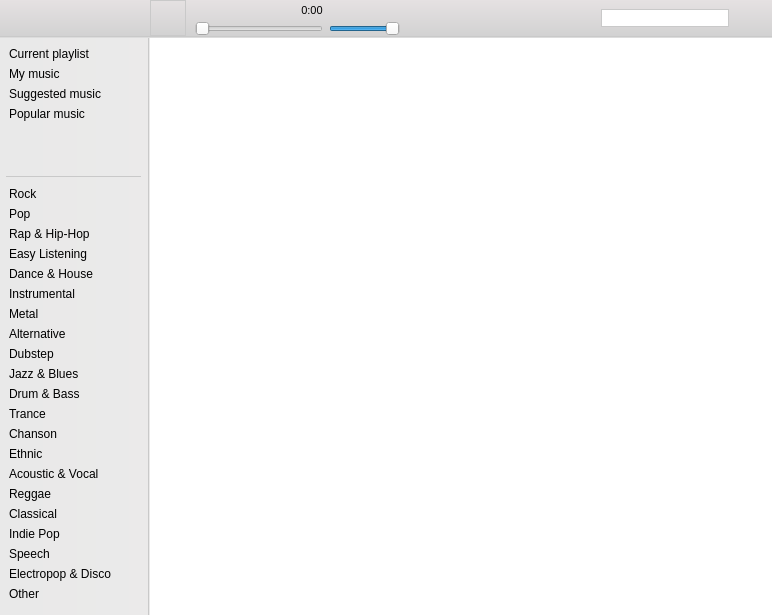
Old version of the form playerwidget.ui in the repository Amixp/flow.
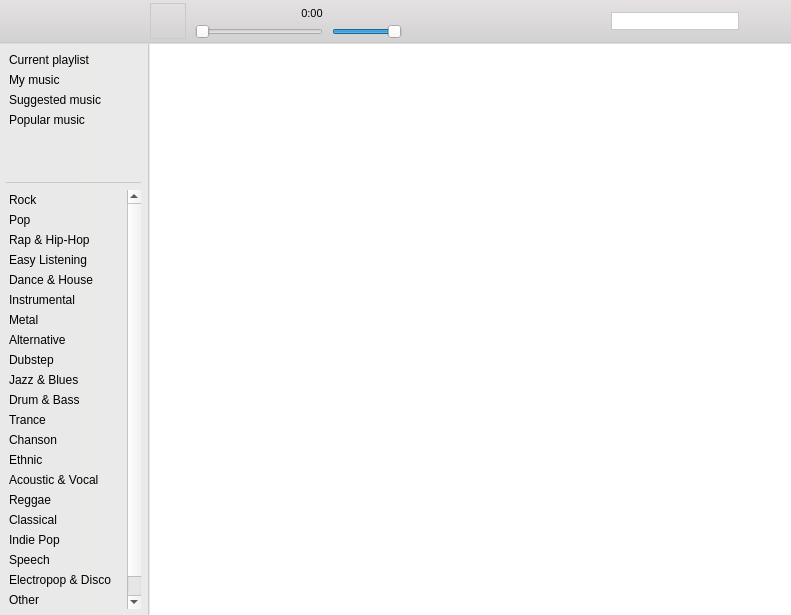
New version of the form. Icons and pictures are not drawn. Custom widgets are drawn as their Qt base class.

Commit message: Polishing design

The edit to the form file:
```diff
--- a/playerwidget.ui
+++ b/playerwidget.ui
@@ -6,7 +6,7 @@
    <rect>
     <x>0</x>
     <y>0</y>
-    <width>772</width>
+    <width>791</width>
     <height>615</height>
    </rect>
   </property>
@@ -302,13 +302,13 @@
        <number>3</number>
       </property>
       <property name="topMargin">
-       <number>0</number>
+       <number>3</number>
       </property>
       <property name="rightMargin">
        <number>3</number>
       </property>
       <property name="bottomMargin">
-       <number>0</number>
+       <number>3</number>
       </property>
       <item>
        <widget class="QPushButton" name="rewindButton">
@@ -402,6 +402,9 @@
         <property name="styleSheet">
          <string notr="true">border: 1px solid rgb(201, 201, 201);</string>
         </property>
+        <property name="frameShape">
+         <enum>QFrame::NoFrame</enum>
+        </property>
         <property name="lineWidth">
          <number>0</number>
         </property>
@@ -414,12 +417,15 @@
         <property name="alignment">
          <set>Qt::AlignCenter</set>
         </property>
+        <property name="margin">
+         <number>0</number>
+        </property>
        </widget>
       </item>
       <item>
        <layout class="QGridLayout" name="gridLayout">
         <property name="horizontalSpacing">
-         <number>6</number>
+         <number>9</number>
         </property>
         <property name="verticalSpacing">
          <number>0</number>
@@ -552,8 +558,8 @@
         </property>
         <property name="iconSize">
          <size>
-          <width>20</width>
-          <height>20</height>
+          <width>28</width>
+          <height>28</height>
          </size>
         </property>
         <property name="checkable">
@@ -581,8 +587,8 @@
         </property>
         <property name="iconSize">
          <size>
-          <width>20</width>
-          <height>20</height>
+          <width>28</width>
+          <height>28</height>
          </size>
         </property>
         <property name="checkable">
@@ -609,7 +615,7 @@
       <item>
        <layout class="QHBoxLayout" name="horizontalLayout_5">
         <property name="spacing">
-         <number>0</number>
+         <number>9</number>
         </property>
         <item>
          <spacer name="horizontalSpacer_3">
```
